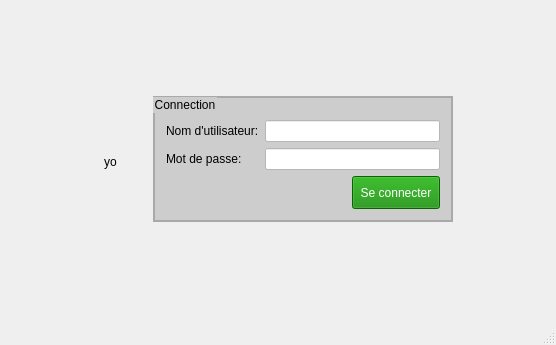
ToDesire/QT_Project, file myProject/mainwindow.ui: the form before one commit.
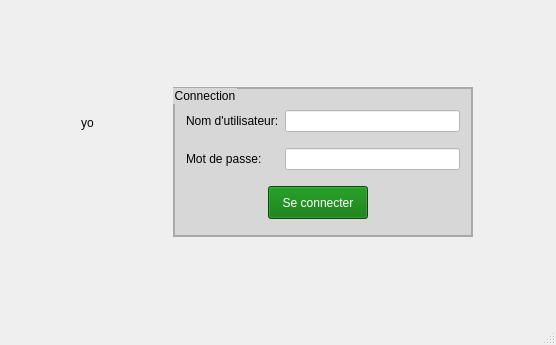
The form after the commit. Icons and pictures are not drawn.

The edit to the form file:
```diff
--- a/myProject/mainwindow.ui
+++ b/myProject/mainwindow.ui
@@ -34,103 +34,25 @@
 	background-repeat: ;
 }</string>
   </property>
-  <property name="tabShape">
-   <enum>QTabWidget::Rounded</enum>
-  </property>
   <widget class="QWidget" name="centralWidget">
    <layout class="QGridLayout" name="gridLayout_2">
-    <item row="0" column="3">
-     <spacer name="verticalSpacer_4">
-      <property name="orientation">
-       <enum>Qt::Vertical</enum>
-      </property>
-      <property name="sizeHint" stdset="0">
-       <size>
-        <width>20</width>
-        <height>60</height>
-       </size>
-      </property>
-     </spacer>
-    </item>
-    <item row="1" column="0" rowspan="2">
-     <spacer name="horizontalSpacer_2">
-      <property name="orientation">
-       <enum>Qt::Horizontal</enum>
-      </property>
-      <property name="sizeHint" stdset="0">
-       <size>
-        <width>78</width>
-        <height>20</height>
-       </size>
-      </property>
-     </spacer>
-    </item>
-    <item row="1" column="1" rowspan="2">
-     <widget class="QLabel" name="label_pic">
-      <property name="text">
-       <string>yo</string>
-      </property>
-     </widget>
-    </item>
-    <item row="1" column="2" rowspan="2">
-     <spacer name="horizontalSpacer_3">
-      <property name="orientation">
-       <enum>Qt::Horizontal</enum>
-      </property>
-      <property name="sizeType">
-       <enum>QSizePolicy::Preferred</enum>
-      </property>
-      <property name="sizeHint" stdset="0">
-       <size>
-        <width>30</width>
-        <height>20</height>
-       </size>
-      </property>
-     </spacer>
-    </item>
-    <item row="1" column="4">
-     <spacer name="horizontalSpacer">
-      <property name="orientation">
-       <enum>Qt::Horizontal</enum>
-      </property>
-      <property name="sizeHint" stdset="0">
-       <size>
-        <width>80</width>
-        <height>20</height>
-       </size>
-      </property>
-     </spacer>
-    </item>
-    <item row="3" column="3">
-     <spacer name="verticalSpacer">
-      <property name="orientation">
-       <enum>Qt::Vertical</enum>
-      </property>
-      <property name="sizeHint" stdset="0">
-       <size>
-        <width>20</width>
-        <height>60</height>
-       </size>
-      </property>
-     </spacer>
-    </item>
-    <item row="1" column="3">
+    <item row="1" column="4" rowspan="2">
      <widget class="QGroupBox" name="groupBox">
       <property name="minimumSize">
        <size>
         <width>300</width>
-        <height>0</height>
+        <height>150</height>
        </size>
       </property>
       <property name="maximumSize">
        <size>
-        <width>350</width>
-        <height>16777215</height>
+        <width>300</width>
+        <height>150</height>
        </size>
       </property>
       <property name="styleSheet">
        <string notr="true">QGroupBox{
-	background-color: rgba(191, 191, 191, 0.7);
+	background-color: rgba(191, 191, 191, 0.5);
 	color: #000;
 	border: 2px solid darkgray;
 }</string>
@@ -139,119 +61,74 @@
        <string>Connection</string>
       </property>
       <layout class="QGridLayout" name="gridLayout">
-       <item row="0" column="0">
-        <spacer name="verticalSpacer_2">
-         <property name="orientation">
-          <enum>Qt::Vertical</enum>
-         </property>
-         <property name="sizeType">
-          <enum>QSizePolicy::Fixed</enum>
-         </property>
-         <property name="sizeHint" stdset="0">
-          <size>
-           <width>20</width>
-           <height>11</height>
-          </size>
-         </property>
-        </spacer>
-       </item>
-       <item row="0" column="1">
-        <spacer name="verticalSpacer_3">
-         <property name="orientation">
-          <enum>Qt::Vertical</enum>
-         </property>
-         <property name="sizeType">
-          <enum>QSizePolicy::Fixed</enum>
-         </property>
-         <property name="sizeHint" stdset="0">
-          <size>
-           <width>20</width>
-           <height>11</height>
-          </size>
-         </property>
-        </spacer>
-       </item>
-       <item row="1" column="0">
+       <item row="1" column="0" colspan="2">
         <widget class="QLabel" name="label_2">
-         <property name="styleSheet">
-          <string notr="true">QLabel{
-	color: #000
-}</string>
-         </property>
          <property name="text">
           <string>Nom d'utilisateur:</string>
          </property>
         </widget>
        </item>
-       <item row="1" column="1">
-        <widget class="QLineEdit" name="inpUsername">
-         <property name="styleSheet">
-          <string notr="true">QLineEdit{
-	background-color: #fff;
-	color:  #000;
-}</string>
-         </property>
-         <property name="text">
-          <string/>
-         </property>
-        </widget>
-       </item>
-       <item row="2" column="0">
+       <item row="3" column="0">
         <widget class="QLabel" name="label_3">
-         <property name="styleSheet">
-          <string notr="true">QLabel{
-	color: #000
-}</string>
-         </property>
          <property name="text">
           <string>Mot de passe:</string>
          </property>
         </widget>
        </item>
-       <item row="2" column="1">
-        <widget class="QLineEdit" name="inp_password">
+       <item row="2" column="0">
+        <spacer name="verticalSpacer_3">
+         <property name="orientation">
+          <enum>Qt::Vertical</enum>
+         </property>
+         <property name="sizeType">
+          <enum>QSizePolicy::Fixed</enum>
+         </property>
+         <property name="sizeHint" stdset="0">
+          <size>
+           <width>20</width>
+           <height>5</height>
+          </size>
+         </property>
+        </spacer>
+       </item>
+       <item row="1" column="2">
+        <widget class="QLineEdit" name="inpUsername">
          <property name="styleSheet">
           <string notr="true">QLineEdit{
 	background-color: #fff;
 	color:  #000;
 }</string>
          </property>
-         <property name="text">
-          <string/>
-         </property>
-         <property name="echoMode">
-          <enum>QLineEdit::Password</enum>
-         </property>
         </widget>
        </item>
-       <item row="3" column="1">
+       <item row="5" column="1" colspan="2">
         <layout class="QHBoxLayout" name="horizontalLayout">
-         <item>
-          <spacer name="horizontalSpacer_4">
-           <property name="orientation">
-            <enum>Qt::Horizontal</enum>
-           </property>
-           <property name="sizeHint" stdset="0">
-            <size>
-             <width>40</width>
-             <height>20</height>
-            </size>
-           </property>
-          </spacer>
-         </item>
          <item>
           <widget class="QPushButton" name="pushButton">
+           <property name="minimumSize">
+            <size>
+             <width>100</width>
+             <height>30</height>
+            </size>
+           </property>
+           <property name="maximumSize">
+            <size>
+             <width>100</width>
+             <height>16777215</height>
+            </size>
+           </property>
            <property name="cursor">
             <cursorShape>PointingHandCursor</cursorShape>
            </property>
            <property name="styleSheet">
             <string notr="true">QPushButton{
+	background-color: rgb(0, 113, 0);
 	height: 25px;
-	width: 80px;
-	background-color: rgb(14, 138, 1);
+	width: 70px;
 	font: 81 italic 11pt &quot;Fira Sans Compressed ExtraBold&quot;;
-	color: white;
+	color: #fff;
 }
+
 QPushButton:pressed{
 	background-color: rgb(0, 85, 0);
 }</string>
@@ -261,11 +138,141 @@
            </property>
           </widget>
          </item>
+         <item>
+          <spacer name="horizontalSpacer_4">
+           <property name="orientation">
+            <enum>Qt::Horizontal</enum>
+           </property>
+           <property name="sizeHint" stdset="0">
+            <size>
+             <width>40</width>
+             <height>20</height>
+            </size>
+           </property>
+          </spacer>
+         </item>
         </layout>
        </item>
+       <item row="0" column="0">
+        <spacer name="verticalSpacer_2">
+         <property name="orientation">
+          <enum>Qt::Vertical</enum>
+         </property>
+         <property name="sizeType">
+          <enum>QSizePolicy::Fixed</enum>
+         </property>
+         <property name="sizeHint" stdset="0">
+          <size>
+           <width>20</width>
+           <height>5</height>
+          </size>
+         </property>
+        </spacer>
+       </item>
+       <item row="3" column="2">
+        <widget class="QLineEdit" name="inp_password">
+         <property name="styleSheet">
+          <string notr="true">QLineEdit{
+	background-color: #fff;
+	color:  #000;
+}</string>
+         </property>
+         <property name="echoMode">
+          <enum>QLineEdit::Password</enum>
+         </property>
+        </widget>
+       </item>
+       <item row="4" column="0">
+        <spacer name="verticalSpacer_5">
+         <property name="orientation">
+          <enum>Qt::Vertical</enum>
+         </property>
+         <property name="sizeType">
+          <enum>QSizePolicy::Fixed</enum>
+         </property>
+         <property name="sizeHint" stdset="0">
+          <size>
+           <width>20</width>
+           <height>5</height>
+          </size>
+         </property>
+        </spacer>
+       </item>
       </layout>
      </widget>
     </item>
+    <item row="1" column="0">
+     <spacer name="horizontalSpacer_2">
+      <property name="orientation">
+       <enum>Qt::Horizontal</enum>
+      </property>
+      <property name="sizeHint" stdset="0">
+       <size>
+        <width>78</width>
+        <height>20</height>
+       </size>
+      </property>
+     </spacer>
+    </item>
+    <item row="0" column="4">
+     <spacer name="verticalSpacer_4">
+      <property name="orientation">
+       <enum>Qt::Vertical</enum>
+      </property>
+      <property name="sizeHint" stdset="0">
+       <size>
+        <width>20</width>
+        <height>60</height>
+       </size>
+      </property>
+     </spacer>
+    </item>
+    <item row="1" column="5">
+     <spacer name="horizontalSpacer">
+      <property name="orientation">
+       <enum>Qt::Horizontal</enum>
+      </property>
+      <property name="sizeHint" stdset="0">
+       <size>
+        <width>80</width>
+        <height>20</height>
+       </size>
+      </property>
+     </spacer>
+    </item>
+    <item row="3" column="4">
+     <spacer name="verticalSpacer">
+      <property name="orientation">
+       <enum>Qt::Vertical</enum>
+      </property>
+      <property name="sizeHint" stdset="0">
+       <size>
+        <width>20</width>
+        <height>60</height>
+       </size>
+      </property>
+     </spacer>
+    </item>
+    <item row="1" column="2">
+     <spacer name="horizontalSpacer_3">
+      <property name="orientation">
+       <enum>Qt::Horizontal</enum>
+      </property>
+      <property name="sizeHint" stdset="0">
+       <size>
+        <width>80</width>
+        <height>20</height>
+       </size>
+      </property>
+     </spacer>
+    </item>
+    <item row="1" column="1">
+     <widget class="QLabel" name="label_pic">
+      <property name="text">
+       <string>yo</string>
+      </property>
+     </widget>
+    </item>
    </layout>
   </widget>
   <widget class="QStatusBar" name="statusBar"/>
```
Left out of the diff: 3 changed lines with no effect on the pictures.
